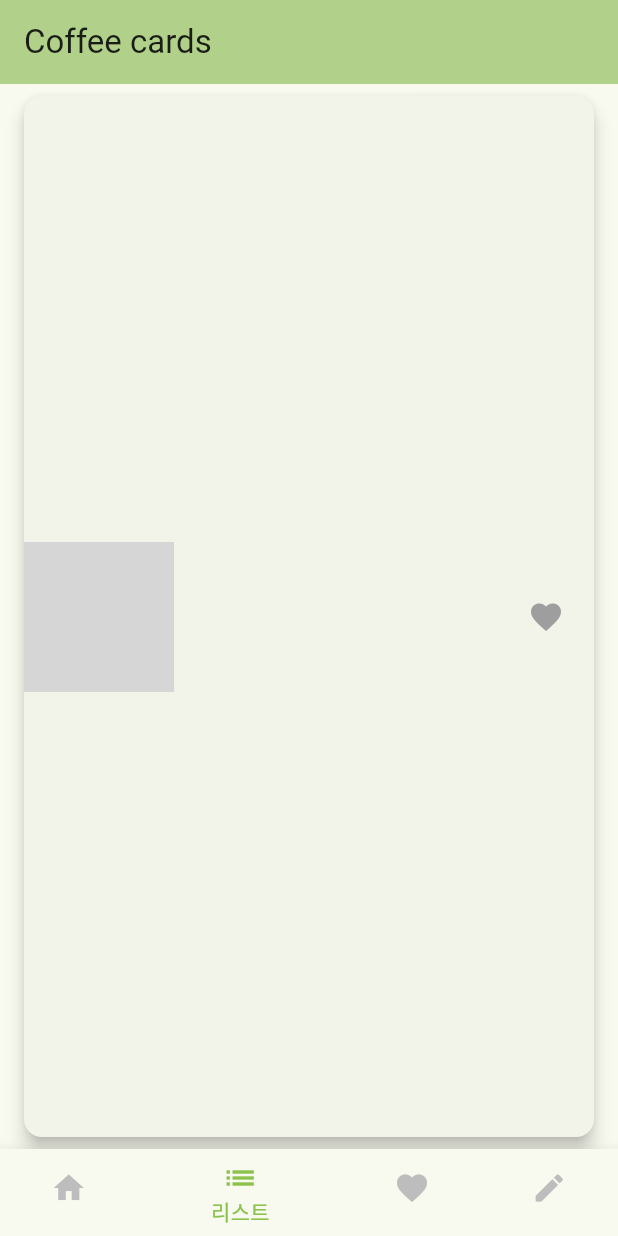
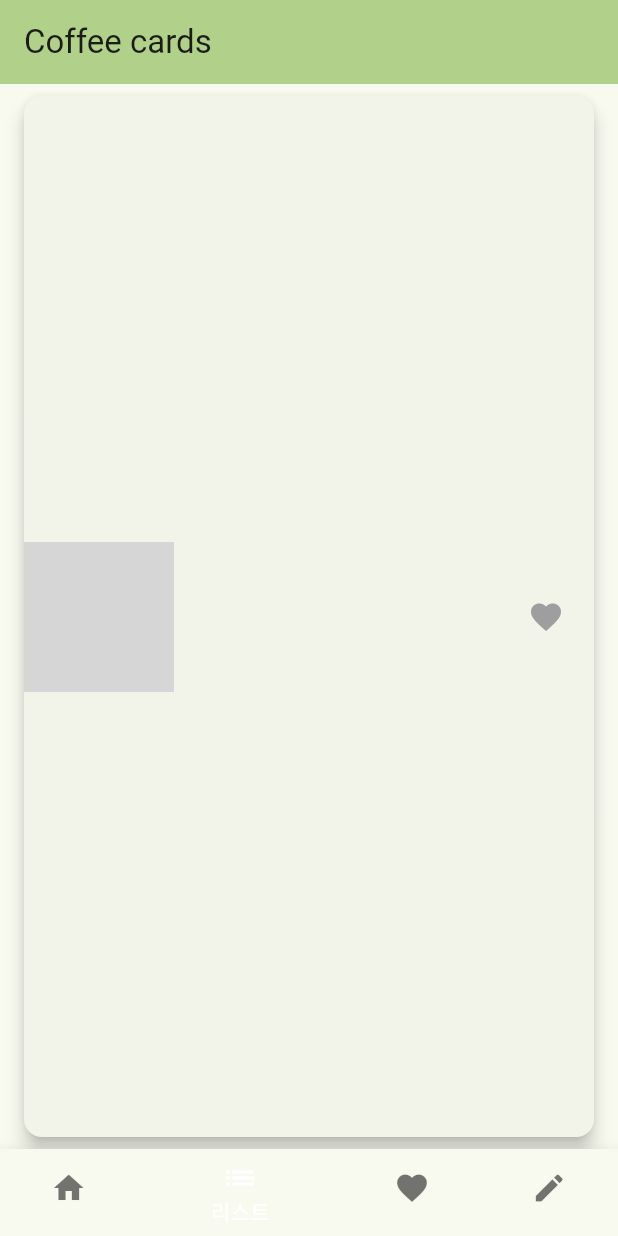
Before and after one commit to Jin-tonix/Flutter, a Flutter app: the screen it shows after launch, item 2 of the bottom bar chosen, on a phone screen of 412 x 824 dp. Run offline on Flutter 3.47's test engine with Material 3 defaults, Android fonts, the phone set to English and light mode, and no system bars; network calls fail; grey boxes are pictures that could not be loaded.

Commit message:
feat:navigation

```diff
--- a/lib/cafe/BottomNavigationScreen.dart
+++ b/lib/cafe/BottomNavigationScreen.dart
@@ -28,21 +28,28 @@ class _BottomNavigationScreenState extends State<BottomNavigationScreen> {
       description: '',
     ),
     const WishList(),
-    const CoffeeCardCreateWidget(),
+    FormWidget( // FormWidget을 포함하여 수정
+      onSubmit: (imageUrl, name, description) {
+        // 데이터 제출 처리
+        print('Image URL: $imageUrl');
+        print('Name: $name');
+        print('Description: $description');
+      },
+    ),
   ];
 
   @override
   Widget build(BuildContext context) {
-    final ThemeData theme = Theme.of(context);
-    final Color appBarColor = theme.colorScheme.inversePrimary;
-
     return Scaffold(
       appBar: AppBar(
-        backgroundColor: appBarColor,
+        backgroundColor: Theme.of(context).colorScheme.inversePrimary,
         title: const Text("Coffee cards"),
       ),
       body: _pages[_currentIndex],
       bottomNavigationBar: BottomNavigationBar(
+        backgroundColor: Colors.lightGreen, // BottomNavigationBar의 배경 색상 설정
+        selectedItemColor: Colors.white, // 선택된 아이템의 색상 설정
+        unselectedItemColor: Colors.black54, // 선택되지 않은 아이템의 색상 설정
         items: const <BottomNavigationBarItem>[
           BottomNavigationBarItem(
             icon: Icon(Icons.home),
@@ -63,9 +70,6 @@ class _BottomNavigationScreenState extends State<BottomNavigationScreen> {
         ],
         currentIndex: _currentIndex,
         onTap: _onItemTapped,
-        backgroundColor: appBarColor, // 하단 메뉴 바 배경색
-        selectedItemColor: Colors.lightGreen, // 선택된 아이템의 색상
-        unselectedItemColor: Colors.grey[400], // 선택되지 않은 아이템의 색상
       ),
     );
   }
--- a/lib/main.dart
+++ b/lib/main.dart
@@ -29,7 +29,7 @@ class MainApp extends StatelessWidget {
           description: '',
         ),
         "/wish": (context) => const WishList(),
-        "/create": (context) => const CoffeeCardCreateWidget(),
+        "/create": (context) => const CoffeeCardCreateWidget(), // CoffeeCardCreateWidget 페이지 설정
       },
     );
   }
```
